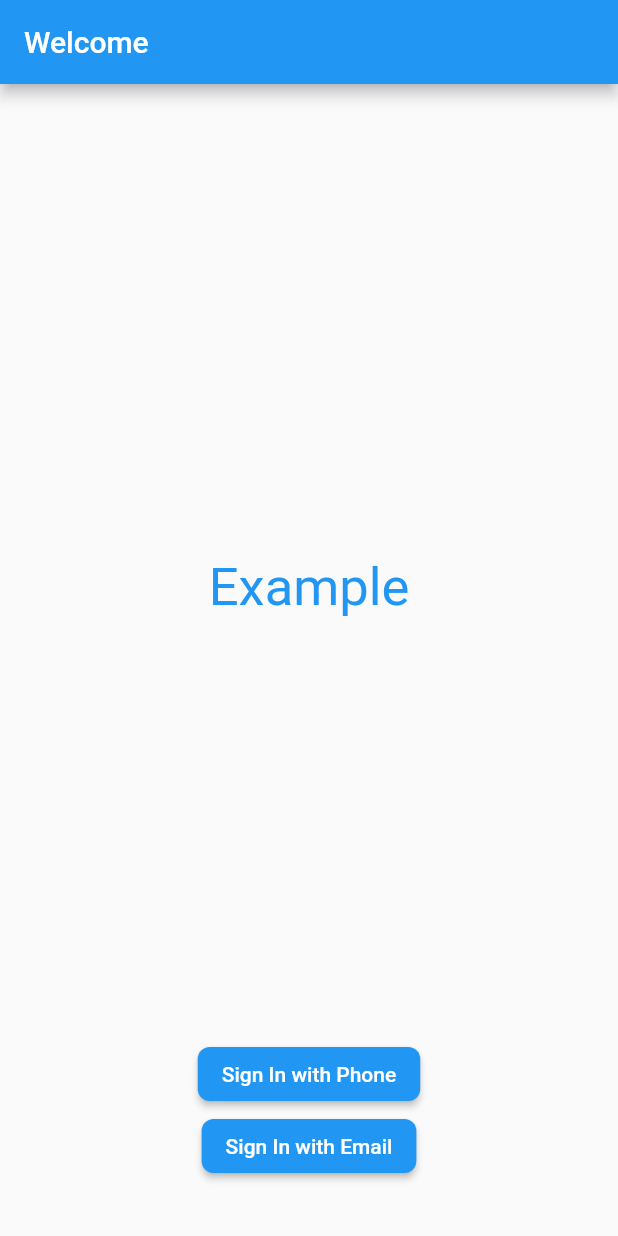
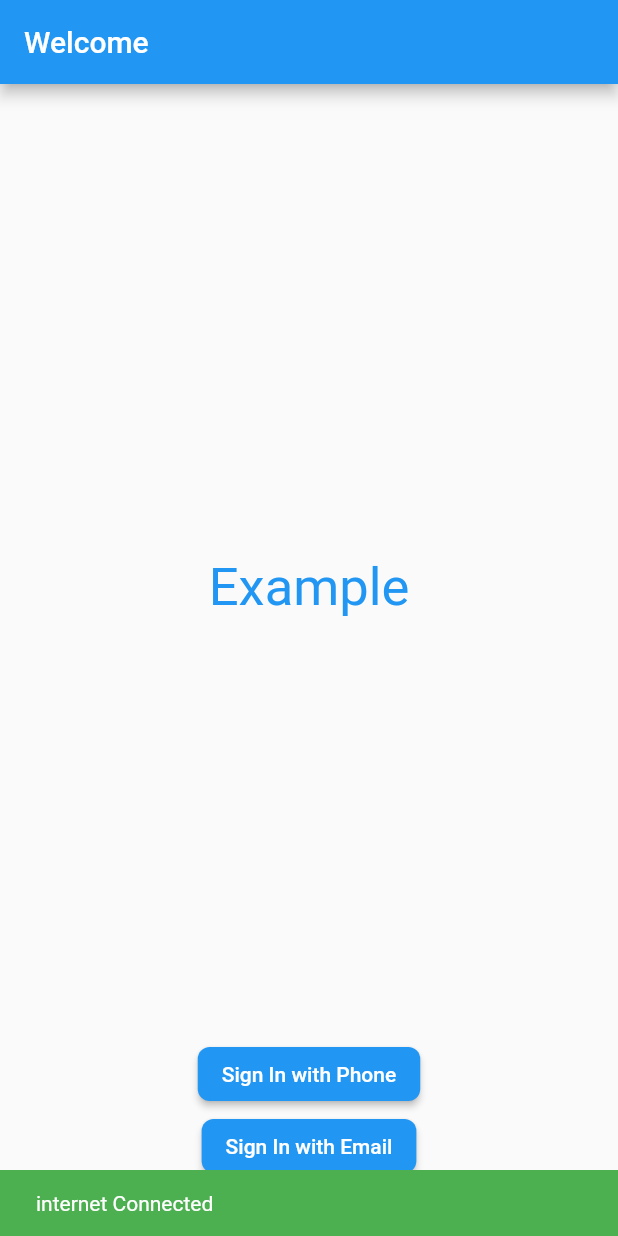
Before and after one commit to Mohitkoley/bloc_three, a Flutter app: the first screen one second after launch, on a phone screen of 412 x 824 dp. Run offline on Flutter 3.47's test engine with Material 2 defaults, Android fonts, the phone set to English and light mode, and no system bars; our stand-ins replace bloc, connectivity_plus, email_validator, firebase_auth, firebase_core, flutter_bloc; accounts and stored records are empty.

Commit message:
Fifth commit

```diff
--- a/lib/main.dart
+++ b/lib/main.dart
@@ -21,8 +21,11 @@ class MyApp extends StatelessWidget {
   // This widget is the root of your application.
   @override
   Widget build(BuildContext context) {
-    return BlocProvider(
-      create: (context) => PhoneAuthCubit(),
+    return MultiBlocProvider(
+      providers: [
+        BlocProvider<PhoneAuthCubit>(create: (context) => PhoneAuthCubit()),
+        BlocProvider<InternetCubit>(create: (context) => InternetCubit())
+      ],
       child: BlocBuilder<PhoneAuthCubit, PhoneAuthCubitState>(
         builder: (context, state) {
           if (state is AuthLoggedOutState) {
@@ -52,9 +55,8 @@ class MyApp extends StatelessWidget {
                   Home.routeName: (context) => const Home(),
                 });
           }
-          return BlocProvider(
-            create: (context) => InternetCubit(),
-            child: MaterialApp(
+
+          return MaterialApp(
               debugShowCheckedModeBanner: false,
               title: 'Flutter Demo',
               theme: ThemeData(
@@ -66,20 +68,17 @@ class MyApp extends StatelessWidget {
                         BorderSide(width: 3, color: Colors.deepPurple[300]!),
                   ),
                   border: const OutlineInputBorder(
-                      borderSide:
-                          BorderSide(width: 3, color: Colors.amberAccent),
+                    borderSide: BorderSide(width: 3, color: Colors.amberAccent),
                   ),
                   focusedBorder: const OutlineInputBorder(
-                      borderSide:
-                          BorderSide(width: 3, color: Colors.amberAccent),
+                    borderSide: BorderSide(width: 3, color: Colors.amberAccent),
                   ),
                 ),
               ),
               home: const Home(),
               routes: {
                 Home.routeName: (context) => const Home(),
-                }),
-          );
+              });
         },
       ),
     );
```
Lines whose indentation alone changed are shown as unchanged.
